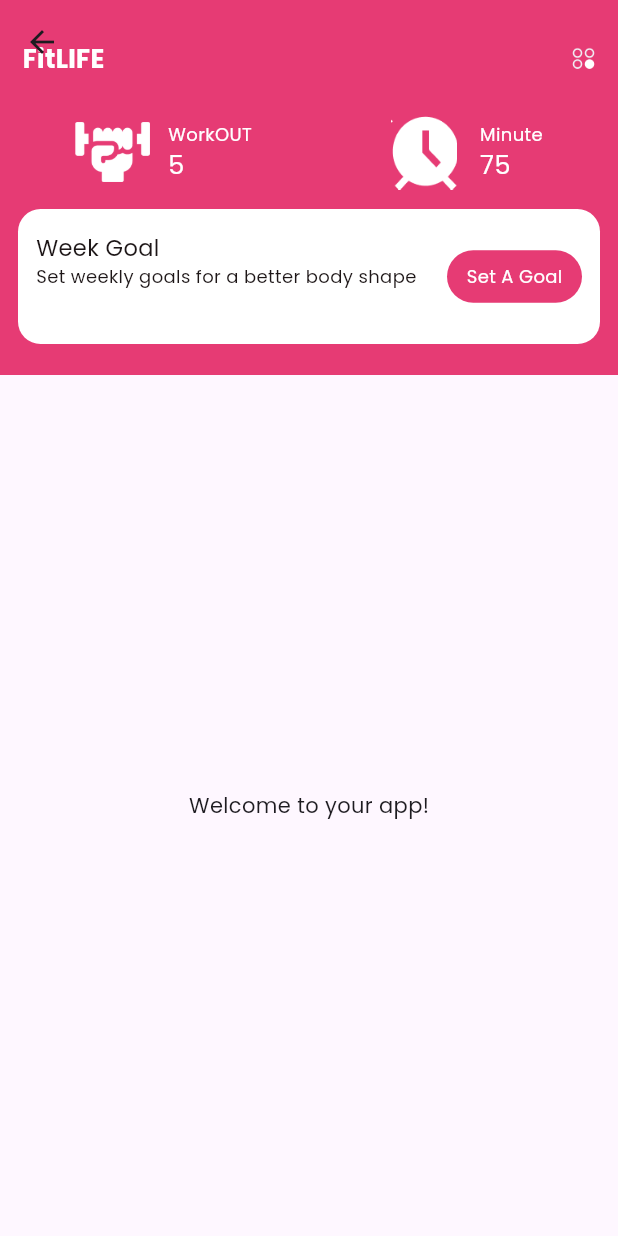
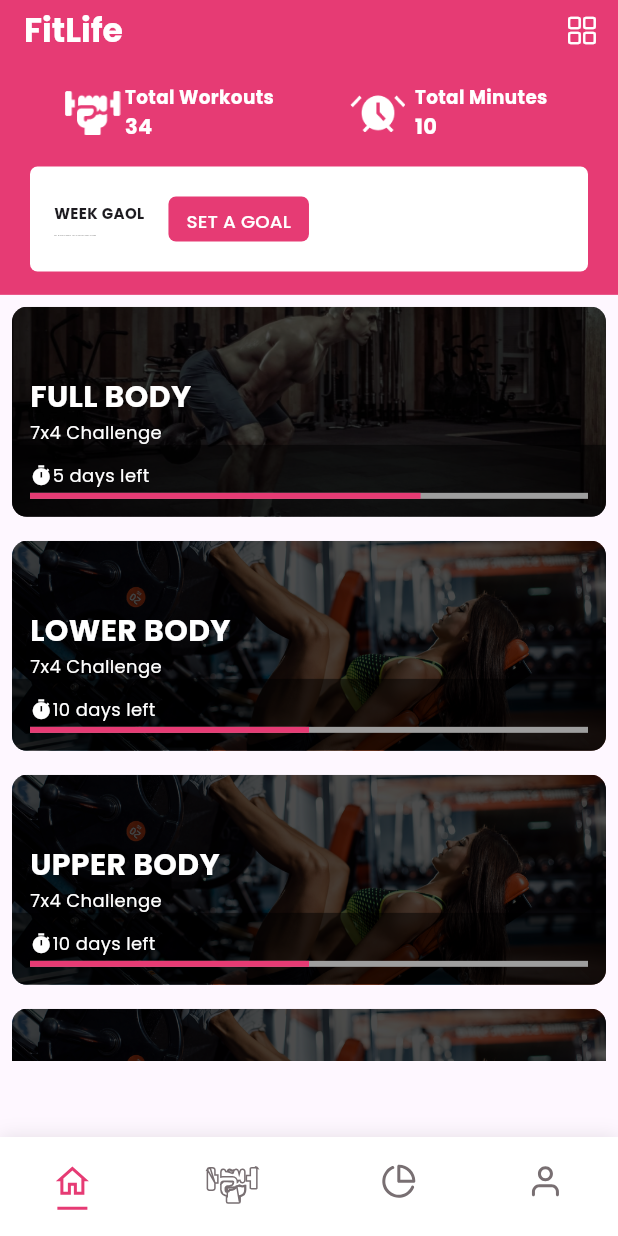
Before and after one commit to kiritoInd/fit_life, a Flutter app: the WelcomePage screen opened directly, after a tap on "Go to Home", on a phone screen of 412 x 824 dp. Run offline on Flutter 3.47's test engine with Material 2 defaults, Android fonts, the phone set to English and light mode, and no system bars; our stand-ins replace flutter_svg, google_fonts, velocity_x.

Commit message:
HomepageS

```diff
--- a/lib/main.dart
+++ b/lib/main.dart
@@ -1,4 +1,5 @@
 import 'package:fit_life/splash.dart';
+import 'package:fit_life/src/feature/Home/View/Home.dart';
 import 'package:fit_life/src/feature/Home/View/Homepage.dart';
 import 'package:flutter/material.dart';
 import 'package:google_fonts/google_fonts.dart';
@@ -20,7 +21,7 @@ class MyApp extends StatelessWidget {
           useMaterial3: true,
           fontFamily: GoogleFonts.poppins().fontFamily,
         ),
-        home: HomePage() // SplashScreenPage(),
+        home: SplashScreenPage() // SplashScreenPage(),
         );
   }
 }
--- /dev/null
+++ b/lib/src/feature/Home/View/Home.dart
@@ -0,0 +1,41 @@
+import 'package:fit_life/src/feature/Home/View/Homepage.dart';
+import 'package:fit_life/src/feature/Home/View/widgets/NavbarBottom.dart';
+import 'package:flutter/material.dart';
+
+class Home extends StatefulWidget {
+  const Home({Key? key});
+
+  @override
+  State<StatefulWidget> createState() => _HomeState();
+}
+
+class _HomeState extends State<Home> {
+  int _currentIndex = 0;
+  late List<Widget> _pages;
+
+  @override
+  void initState() {
+    super.initState();
+    _pages = [
+      HomePage(),
+    ];
+  }
+
+  @override
+  Widget build(BuildContext context) {
+    return Scaffold(
+      bottomNavigationBar: CustomBottomNavbar(
+        currentIndex: _currentIndex,
+        onTap: (int index) {
+          setState(() {
+            _currentIndex = index;
+          });
+        },
+      ),
+      body: IndexedStack(
+        index: _currentIndex,
+        children: _pages,
+      ),
+    );
+  }
+}
--- a/lib/src/feature/Home/View/Homepage.dart
+++ b/lib/src/feature/Home/View/Homepage.dart
@@ -1,182 +1,57 @@
-import 'package:fit_life/src/feature/Login/Widgets/round_button.dart';
-import 'package:fit_life/src/feature/ScreensPages/view/WelcomePage.dart';
-import 'package:fit_life/src/res/color_Pallet.dart';
+import 'package:fit_life/src/feature/Home/View/widgets/CustomExTiles.dart';
+import 'package:fit_life/src/feature/Home/View/widgets/HomeTopInfo.dart';
+import 'package:fit_life/src/feature/Home/View/widgets/MainAppbar.dart';
 import 'package:fit_life/src/res/image_assets.dart';
 import 'package:flutter/material.dart';
-import 'package:google_fonts/google_fonts.dart';
 
 class HomePage extends StatelessWidget {
   @override
   Widget build(BuildContext context) {
-    var media = MediaQuery.of(context).size;
+    Size size = MediaQuery.of(context).size;
     return Scaffold(
-      appBar: PreferredSize(
-        preferredSize: Size.fromHeight(250.0), // Set your custom height here
-        child: AppBar(
-          backgroundColor: ColorsPallet.backgroundcolor,
-          flexibleSpace: Column(
-            children: [
-              SizedBox(
-                height: media.width * 0.03,
-              ),
-              Padding(
-                padding:
-                    const EdgeInsets.symmetric(vertical: 15, horizontal: 15),
-                child: Row(
-                  mainAxisAlignment: MainAxisAlignment.spaceBetween,
-                  children: [
-                    Text(
-                      'FitLIFE',
-                      style: TextStyle(
-                        fontSize: 17.0,
-                        fontWeight: FontWeight.bold,
-                        color: ColorsPallet.white,
-                        fontFamily: GoogleFonts.poppins().fontFamily,
-                      ),
-                    ),
-                    Image.asset(
-                      ImageAssets.menu,
-                      height: 16,
-                      width: 16,
-                    )
-                  ],
+      appBar: const PreferredSize(
+        preferredSize: Size.fromHeight(40.0), // Set your custom height here
+        child: CustomAppbar(title: "FitLife"),
+      ),
+      body: Column(
+        children: [
+          HomeTopInfo(),
+          Container(
+            height: size.height * 0.62,
+            child: ListView(
+              children: [
+                CustomListItem(
+                  backgroundImage: ImageAssets.hbg1,
+                  title: 'FULL BODY',
+                  subtitle: '7x4 Challenge',
+                  completionPercentage: 0.7,
+                  daysLeft: 5,
                 ),
-              ),
-              SizedBox(
-                height: 10,
-              ),
-              Row(
-                mainAxisAlignment: MainAxisAlignment.center,
-                children: [
-                  Image.asset(
-                    ImageAssets.workout_img,
-                    height: 50,
-                    width: 50,
-                  ),
-                  SizedBox(
-                    width: 12,
-                  ),
-                  Column(
-                    crossAxisAlignment: CrossAxisAlignment.start,
-                    children: [
-                      Text(
-                        'WorkOUT',
-                        style: TextStyle(
-                          fontSize: 12.0,
-                          color: ColorsPallet.white,
-                          fontFamily: GoogleFonts.poppins().fontFamily,
-                        ),
-                      ),
-                      Text(
-                        '5',
-                        style: TextStyle(
-                          fontSize: 17.0,
-                          color: ColorsPallet.white,
-                          fontFamily: GoogleFonts.poppins().fontFamily,
-                        ),
-                      ),
-                    ],
-                  ),
-                  SizedBox(
-                    width: 90,
-                  ),
-                  Image.asset(
-                    ImageAssets.clock,
-                    height: 50,
-                    width: 50,
-                  ),
-                  SizedBox(
-                    width: 12,
-                  ),
-                  Column(
-                    crossAxisAlignment: CrossAxisAlignment.start,
-                    children: [
-                      Text(
-                        'Minute',
-                        style: TextStyle(
-                          fontSize: 12.0,
-                          color: ColorsPallet.white,
-                          fontFamily: GoogleFonts.poppins().fontFamily,
-                        ),
-                      ),
-                      Text(
-                        '75',
-                        style: TextStyle(
-                          fontSize: 17.0,
-                          color: ColorsPallet.white,
-                          fontFamily: GoogleFonts.poppins().fontFamily,
-                        ),
-                      ),
-                    ],
-                  ),
-                ],
-              ),
-              SizedBox(
-                height: 13,
-              ),
-              Padding(
-                padding: const EdgeInsets.symmetric(horizontal: 12),
-                child: Container(
-                  height: 90,
-                  decoration: BoxDecoration(
-                      color: ColorsPallet.white,
-                      borderRadius: BorderRadius.circular(15)),
-                  child: Padding(
-                    padding: const EdgeInsets.symmetric(
-                        vertical: 15, horizontal: 12),
-                    child: Row(
-                      mainAxisAlignment: MainAxisAlignment.spaceBetween,
-                      children: [
-                        Column(
-                          crossAxisAlignment: CrossAxisAlignment.start,
-                          children: [
-                            Text(
-                              'Week Goal',
-                              style: TextStyle(
-                                fontSize: 15.0,
-                                color: ColorsPallet.black,
-                                fontFamily: GoogleFonts.poppins().fontFamily,
-                              ),
-                            ),
-                            Text(
-                              'Set weekly goals for a better body shape',
-                              style: TextStyle(
-                                fontSize: 12.0,
-                                color: ColorsPallet.black,
-                                fontFamily: GoogleFonts.poppins().fontFamily,
-                              ),
-                            ),
-                          ],
-                        ),
-                        Container(
-                          height: 35,
-                          width: 90,
-                          decoration: BoxDecoration(
-                              color: ColorsPallet.backgroundcolor,
-                              borderRadius: BorderRadius.circular(19)),
-                          child: Center(
-                            child: Text(
-                              'Set A Goal',
-                              style: TextStyle(
-                                fontSize: 12.0,
-                                color: ColorsPallet.white,
-                                fontFamily: GoogleFonts.poppins().fontFamily,
-                              ),
-                            ),
-                          ),
-                        )
-                      ],
-                    ),
-                  ),
+                CustomListItem(
+                  backgroundImage: ImageAssets.hbg2,
+                  title: 'LOWER BODY',
+                  subtitle: '7x4 Challenge',
+                  completionPercentage: 0.5,
+                  daysLeft: 10,
                 ),
-              )
-            ],
+                CustomListItem(
+                  backgroundImage: ImageAssets.hbg2,
+                  title: 'UPPER BODY',
+                  subtitle: '7x4 Challenge',
+                  completionPercentage: 0.5,
+                  daysLeft: 10,
+                ),
+                CustomListItem(
+                  backgroundImage: ImageAssets.hbg2,
+                  title: 'CORE',
+                  subtitle: '7x4 Challenge',
+                  completionPercentage: 0.5,
+                  daysLeft: 10,
+                ),
+              ],
+            ),
           ),
-          // Additional AppBar properties can be set here
-        ),
-      ),
-      body: Center(
-        child: Text('Welcome to your app!'),
+        ],
       ),
     );
   }
--- /dev/null
+++ b/lib/src/feature/Home/View/widgets/CounterWorkoutClock.dart
@@ -0,0 +1,44 @@
+import 'package:fit_life/src/res/color_Pallet.dart';
+import 'package:fit_life/src/res/image_assets.dart';
+import 'package:flutter/material.dart';
+import 'package:velocity_x/velocity_x.dart';
+
+class CounterWorkoutClock extends StatelessWidget {
+  final String title;
+  final String count;
+  final String imagePath;
+
+  const CounterWorkoutClock({
+    Key? key,
+    required this.title,
+    required this.count,
+    required this.imagePath,
+  }) : super(key: key);
+
+  @override
+  Widget build(BuildContext context) {
+    Size size = MediaQuery.of(context).size;
+
+    return Container(
+      width: 145,
+      child: Row(
+        mainAxisAlignment: MainAxisAlignment.spaceEvenly,
+        children: [
+          Image.asset(
+            imagePath,
+            width: 37,
+            height: 40,
+            fit: BoxFit.fitWidth,
+          ),
+          Column(
+            crossAxisAlignment: CrossAxisAlignment.start,
+            children: [
+              title.text.sm.bold.color(ColorsPallet.textWhiteColor).make(),
+              count.text.bold.color(ColorsPallet.textWhiteColor).make(),
+            ],
+          )
+        ],
+      ),
+    );
+  }
+}
--- /dev/null
+++ b/lib/src/feature/Home/View/widgets/CustomExTiles.dart
@@ -0,0 +1,106 @@
+import 'dart:ui'; // Import the 'ui' library for using the ImageFilter class.
+
+import 'package:fit_life/src/res/color_Pallet.dart';
+import 'package:flutter/material.dart';
+import 'package:velocity_x/velocity_x.dart';
+
+class CustomListItem extends StatelessWidget {
+  final String backgroundImage;
+  final String title;
+  final String subtitle;
+  final double completionPercentage;
+  final int daysLeft;
+
+  const CustomListItem({
+    Key? key,
+    required this.backgroundImage,
+    required this.title,
+    required this.subtitle,
+    required this.completionPercentage,
+    required this.daysLeft,
+  }) : super(key: key);
+
+  @override
+  Widget build(BuildContext context) {
+    return Container(
+      margin: EdgeInsets.all(8.0),
+      decoration: BoxDecoration(
+        borderRadius: BorderRadius.circular(10.0),
+        image: DecorationImage(
+          image: AssetImage(backgroundImage),
+          fit: BoxFit.cover,
+        ),
+      ),
+      child: ClipRRect(
+        borderRadius: BorderRadius.circular(10.0),
+        child: BackdropFilter(
+          filter: ImageFilter.blur(
+            sigmaX: 0.2,
+            sigmaY: 0.2,
+          ),
+          child: Container(
+            height: 140,
+            decoration: BoxDecoration(
+              color: Colors.black.withOpacity(0.7),
+            ),
+            child: Column(
+              crossAxisAlignment: CrossAxisAlignment.start,
+              mainAxisAlignment: MainAxisAlignment.end,
+              children: [
+                Text(
+                  title,
+                  style: TextStyle(
+                    color: Colors.white,
+                    fontSize: 20.0,
+                    fontWeight: FontWeight.bold,
+                  ),
+                ).pOnly(top: 10, left: 12, right: 12),
+                Text(
+                  subtitle,
+                  style: TextStyle(
+                    color: Colors.white,
+                    fontSize: 12.0,
+                  ),
+                ).pOnly(left: 12, right: 12),
+                Container(
+                  decoration: BoxDecoration(
+                    color: Colors.black.withOpacity(0.5),
+                  ),
+                  child: Column(
+                    mainAxisAlignment: MainAxisAlignment.spaceBetween,
+                    crossAxisAlignment: CrossAxisAlignment.center,
+                    children: [
+                      Row(
+                        children: [
+                          Icon(
+                            Icons.timer,
+                            color: ColorsPallet.white,
+                            size: 15,
+                          ),
+                          Text(
+                            '$daysLeft days left',
+                            style: TextStyle(
+                              color: Colors.white,
+                              fontSize: 12.0,
+                            ),
+                          ),
+                        ],
+                      ).pOnly(bottom: 3),
+                      LinearProgressIndicator(
+                        value: completionPercentage,
+                        backgroundColor: Colors.grey,
+                        valueColor: AlwaysStoppedAnimation<Color>(
+                          ColorsPallet.backgroundcolor,
+                        ),
+                      ),
+                    ],
+                  ).p12(),
+                ),
+              ],
+            ),
+          ),
+        ),
+      ),
+    );
+  }
+}
--- /dev/null
+++ b/lib/src/feature/Home/View/widgets/HomeTopInfo.dart
@@ -0,0 +1,92 @@
+import 'package:fit_life/src/feature/Home/View/widgets/CounterWorkoutClock.dart';
+
+import 'package:fit_life/src/res/color_Pallet.dart';
+import 'package:fit_life/src/res/image_assets.dart';
+import 'package:flutter/material.dart';
+import 'package:velocity_x/velocity_x.dart';
+
+class HomeTopInfo extends StatelessWidget {
+  const HomeTopInfo({
+    super.key,
+  });
+
+  @override
+  Widget build(BuildContext context) {
+    Size size = MediaQuery.of(context).size;
+
+    return Column(
+      children: [
+        Container(
+          color: ColorsPallet.backgroundcolor,
+          height: size.height * 0.19,
+          child: Column(
+            mainAxisAlignment: MainAxisAlignment.spaceEvenly,
+            children: [
+              const Row(
+                mainAxisAlignment: MainAxisAlignment.spaceAround,
+                children: [
+                  CounterWorkoutClock(
+                    title: 'Total Workouts',
+                    count: '34',
+                    imagePath: ImageAssets.workout_img,
+                  ),
+                  CounterWorkoutClock(
+                    title: 'Total Minutes',
+                    count: '10',
+                    imagePath: ImageAssets.clock,
+                  ),
+                ],
+              ),
+              Container(
+                width: size.width,
+                height: 70,
+                decoration: BoxDecoration(
+                  borderRadius: BorderRadius.circular(5),
+                  color: ColorsPallet.white,
+                ),
+                child: Row(
+                  children: [
+                    Column(
+                      crossAxisAlignment: CrossAxisAlignment.start,
+                      mainAxisAlignment: MainAxisAlignment.spaceEvenly,
+                      children: [
+                        ("WEEK GAOL").text.bold.size(10).make(),
+                        ("Set weekly goals for a better body shape")
+                            .text
+                            .sm
+                            .bold
+                            .size(1)
+                            .color(Colors.grey)
+                            .make(),
+                      ],
+                    ).p16(),
+                    Container(
+                      decoration: BoxDecoration(
+                        borderRadius: BorderRadius.circular(5),
+                        color: ColorsPallet.backgroundcolor,
+                      ),
+                      child: TextButton(
+                        onPressed: () {},
+                        child: ("SET A GOAL")
+                            .text
+                            .sm
+                            .color(ColorsPallet.white)
+                            .make(),
+                      ),
+                    ).pOnly(
+                      top: 20,
+                      bottom: 20,
+                    )
+                  ],
+                ),
+              )
+            ],
+          ).pOnly(
+            left: 20,
+            right: 20,
+          ),
+        ),
+      ],
+    );
+  }
+}
--- /dev/null
+++ b/lib/src/feature/Home/View/widgets/MainAppbar.dart
@@ -0,0 +1,38 @@
+import 'package:flutter/cupertino.dart';
+import 'package:flutter/material.dart';
+import 'package:fit_life/src/res/color_Pallet.dart';
+import 'package:velocity_x/velocity_x.dart';
+
+class CustomAppbar extends StatelessWidget {
+  final String title;
+
+  const CustomAppbar({
+    Key? key,
+    required this.title,
+  }) : super(key: key);
+
+  @override
+  Widget build(BuildContext context) {
+    return AppBar(
+      automaticallyImplyLeading: false,
+      backgroundColor: ColorsPallet.backgroundcolor,
+      title: title.text.bold.color(Colors.white).make(),
+      actions: [
+        IconButton(
+          onPressed: () {
+            // Navigator.push(
+            //   context,
+            //   MaterialPageRoute(
+            //     builder: (context) => WelcomePage(),
+            //   ),
+            // );
+          },
+          icon: Icon(
+            CupertinoIcons.square_grid_2x2,
+            color: ColorsPallet.textWhiteColor,
+          ),
+        )
+      ],
+    );
+  }
+}
--- /dev/null
+++ b/lib/src/feature/Home/View/widgets/NavbarBottom.dart
@@ -0,0 +1,66 @@
+import 'package:fit_life/src/res/image_assets.dart';
+import 'package:flutter/cupertino.dart';
+import 'package:flutter/material.dart';
+import 'package:flutter_svg/flutter_svg.dart';
+import 'package:fit_life/src/res/color_Pallet.dart';
+
+class CustomBottomNavbar extends StatelessWidget {
+  final int currentIndex;
+  final Function(int) onTap;
+
+  const CustomBottomNavbar({
+    Key? key,
+    required this.currentIndex,
+    required this.onTap,
+  }) : super(key: key);
+
+  @override
+  Widget build(BuildContext context) {
+    return Container(
+      padding: EdgeInsets.symmetric(vertical: 10.0),
+      decoration: BoxDecoration(
+        color: Colors.white,
+        boxShadow: [
+          BoxShadow(
+            color: Colors.black.withOpacity(0.1),
+            blurRadius: 10.0,
+          ),
+        ],
+      ),
+      child: Row(
+        mainAxisAlignment: MainAxisAlignment.spaceAround,
+        children: [
+          _buildNavbarItem(ImageAssets.svl2, 0),
+          _buildNavbarItem(ImageAssets.svl1, 1),
+          _buildNavbarItem(ImageAssets.svl3, 2),
+          _buildNavbarItem(ImageAssets.svl4, 3),
+        ],
+      ),
+    );
+  }
+
+  Widget _buildNavbarItem(String svgPath, int index) {
+    return GestureDetector(
+      onTap: () => onTap(index),
+      child: Column(
+        mainAxisSize: MainAxisSize.min,
+        children: [
+          SvgPicture.asset(
+            svgPath,
+            color: currentIndex == index
+                ? ColorsPallet.backgroundcolor
+                : ColorsPallet.gray,
+          ),
+          SizedBox(height: 5.0),
+          Container(
+            height: 2.0,
+            width: 20.0,
+            color: currentIndex == index
+                ? ColorsPallet.backgroundcolor
+                : Colors.transparent,
+          ),
+        ],
+      ),
+    );
+  }
+}
--- a/lib/src/feature/ScreensPages/view/WelcomePage.dart
+++ b/lib/src/feature/ScreensPages/view/WelcomePage.dart
@@ -1,3 +1,4 @@
+import 'package:fit_life/src/feature/Home/View/Home.dart';
 import 'package:fit_life/src/feature/Login/Widgets/round_button.dart';
 import 'package:fit_life/src/res/image_assets.dart';
 import 'package:flutter/material.dart';
@@ -24,7 +25,7 @@ class WelcomePage extends StatelessWidget {
               height: media.width * 0.08,
             ),
             Text(
-              "Welcome",
+              "Welcome Challenger",
               style: GoogleFonts.poppins(
                 fontSize: 20,
                 fontWeight: FontWeight.w700,
@@ -45,8 +46,8 @@ class WelcomePage extends StatelessWidget {
             RoundButton(
                 title: "Go to Home",
                 onPressed: () {
-                  Navigator.push(context,
-                      MaterialPageRoute(builder: (context) => HomePage()));
+                  Navigator.push(
+                      context, MaterialPageRoute(builder: (context) => Home()));
                 }),
             SizedBox(
               height: 30,
--- a/lib/src/res/color_Pallet.dart
+++ b/lib/src/res/color_Pallet.dart
@@ -6,6 +6,6 @@ class ColorsPallet {
   static Color get white => Colors.white;
   static Color get black => const Color(0xff1D1617);
   static Color get lightGray => const Color(0xffF7F8F8);
-
+  static Color get textWhiteColor => const Color(0xFFFFFFFF);
   static List<Color> get primaryG => [backgroundcolor, backgroundcolor];
 }
--- a/lib/src/res/image_assets.dart
+++ b/lib/src/res/image_assets.dart
@@ -11,4 +11,12 @@ class ImageAssets {
   static const menu = "$base/Menu.png";
   static const workout_img = "$base/w1.png";
   static const clock = "$base/clock.png";
+
+  static const hbg1 = "$base/bg1.png";
+  static const hbg2 = "$base/bg2.png";
+
+  static const svl1 = "$base/l1.svg";
+  static const svl2 = "$base/l2.svg";
+  static const svl3 = "$base/l3.svg";
+  static const svl4 = "$base/l4.svg";
 }
--- a/pubspec.yaml
+++ b/pubspec.yaml
@@ -36,6 +36,7 @@ dependencies:
   cupertino_icons: ^1.0.2
   velocity_x: ^4.1.1
   google_fonts: ^6.1.0
+  flutter_svg: ^2.0.9
 
 dev_dependencies:
   flutter_test:
```
Also changed, not shown: assets/images/bg1.png (added), assets/images/bg2.png (added), assets/images/clock.png, assets/images/l1.svg (added), assets/images/l2.svg (added), assets/images/l3.svg (added), assets/images/l4.svg (added), assets/images/w1.png, pubspec.lock.
